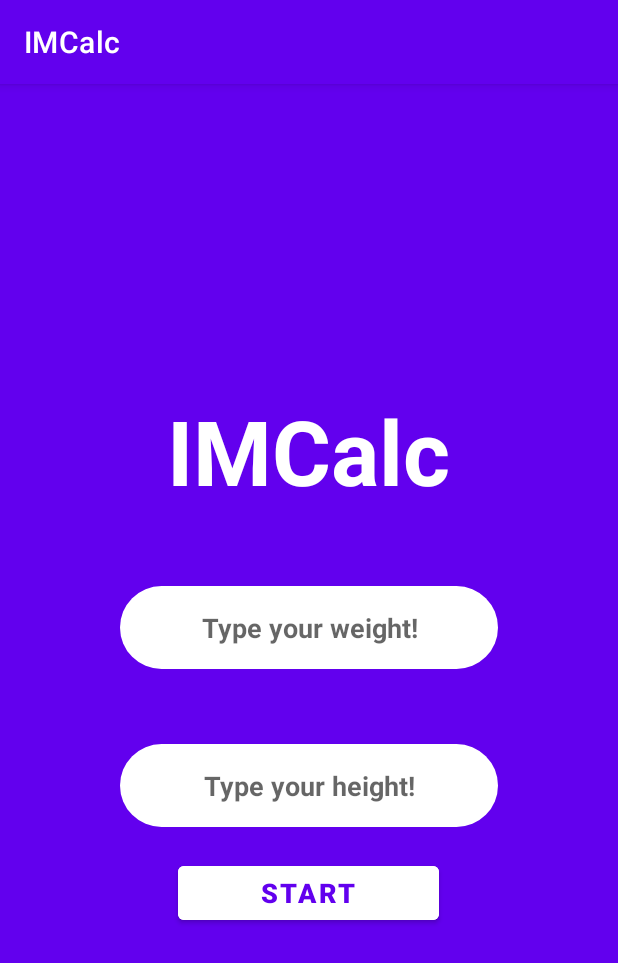
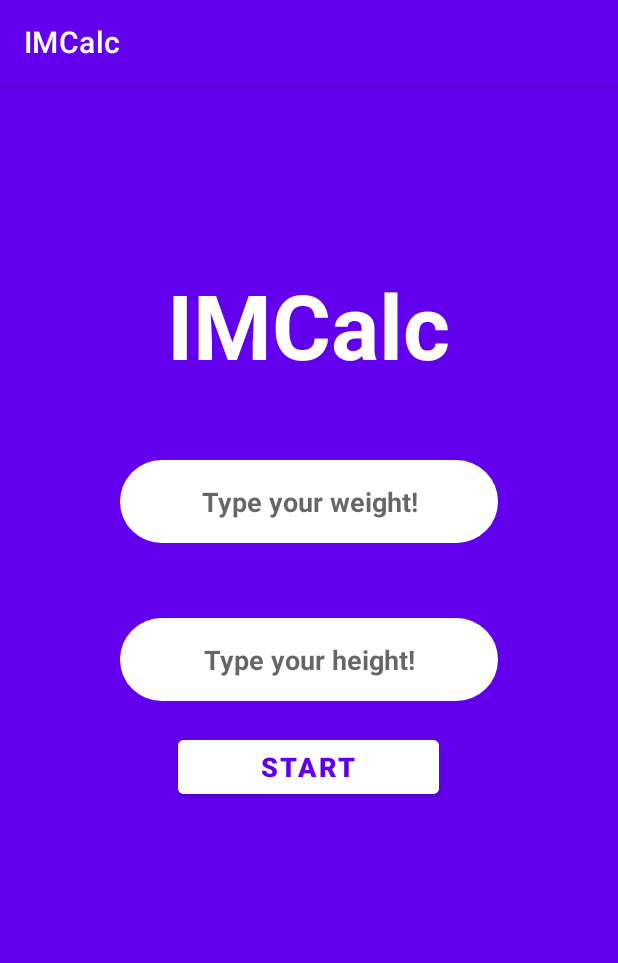
Before and after one commit to willian-brandao/IMCalc, an Android app: the screen it shows after launch (MainActivity), on a phone screen of 412 x 824 dp. Shown: the top 963 px of the screen. Run offline under Robolectric (Android 15) with nearby library versions, the phone set to English and light mode, and no system bars.

Commit message:
"was made the calculation of IMC"

```diff
--- a/app/build.gradle
+++ b/app/build.gradle
@@ -1,6 +1,7 @@
 plugins {
     id 'com.android.application'
     id 'kotlin-android'
+    id 'kotlin-android-extensions'
 }
 
 android {
--- a/app/src/main/java/com/will/imcalc/MainActivity.kt
+++ b/app/src/main/java/com/will/imcalc/MainActivity.kt
@@ -1,48 +1,42 @@
 package com.will.imcalc
 
+import android.os.Bundle
+import android.widget.Toast
 import androidx.appcompat.app.AppCompatActivity
-import android.os.Bundle
-import android.util.Log
+import androidx.core.widget.doOnTextChanged
+import androidx.core.widget.doAfterTextChanged
+import kotlinx.android.synthetic.main.main_relative.*
+
+
 
 class MainActivity : AppCompatActivity() {
 
     override fun onCreate(savedInstanceState: Bundle?) {
         super.onCreate(savedInstanceState)
-        setContentView(R.layout.activity_main)
-        Log.w( "lifecycle", "entrei no create - estou criando tela")
+        setContentView(R.layout.main_relative)
+        setListeners()
 
     }
-    override fun onStart()
-    {
-        super.onStart()
-        Log.w( "lifecycle", "entrei no Start- deixei a tela visivel")
+
+    private fun setListeners() {
+        //show object like a cloud on keyboard with numbers that's are typing
+       pesoEDT?.doAfterTextChanged { text ->
+           // Toast.makeText( this, text.toString(), Toast.LENGTH_SHORT ).show()
+        }
+        alturaEDT?.doOnTextChanged { text, _, _, _ ->
+          // titleTXT?.text = text
+        }
+        calculaBTN?.setOnClickListener {
+            calculaIMC(pesoEDT.text.toString(), alturaEDT.text.toString())
+        }
     }
 
-    override fun onResume()
-    {
-        super.onResume()
-        Log.w( "lifecycle", "entrei no Resume- agora você pode interagir com a tela")
-    }
-
-    override fun onPause()
-    {
-        super.onPause()
-        Log.w( "lifecycle", "Pause - a tela perdeu o foco")
-    }
-    override fun onStop()
-    {
-        super.onStop()
-        Log.w( "lifecycle", "Stop - a tela não está mais visivel mas ainda existe")
-    }
-
-    override fun onDestroy()
-    {
-        super.onDestroy()
-        Log.w( "lifecycle", "\nentrei no destroy - oh não! a tela foi destruida")
-    }
-    override fun onRestart()
-    {
-        super.onRestart()
-        Log.w( "lifecycle", "\nentrei no Restart - a tela está retornando o foco")
+    private fun calculaIMC(peso: String, altura: String){
+        val peso = peso.toFloatOrNull()
+        val altura = altura.toFloatOrNull()
+        if(peso != null && altura != null){
+            val imc = peso /(altura * altura)
+            resutlTXT.text= "Your IMC: %.2f".format(imc)
+        }
     }
 }
--- /dev/null
+++ b/app/src/main/res/layout/main_relative.xml
@@ -0,0 +1,70 @@
+<?xml version="1.0" encoding="utf-8"?>
+<RelativeLayout xmlns:android="http://schemas.android.com/apk/res/android"
+    android:layout_width="match_parent"
+    android:layout_height="match_parent"
+    android:background="@color/purple_500">
+
+    <TextView
+        android:id="@+id/titleTXT"
+        android:layout_width="wrap_content"
+        android:layout_height="wrap_content"
+        android:text="IMCalc"
+        android:textAllCaps="false"
+        android:textColor="@color/white"
+        android:textSize="60dp"
+        android:textStyle="bold"
+        android:layout_centerHorizontal="true"
+        android:layout_above="@id/pesoEDT" />
+
+    <EditText
+        android:id="@+id/pesoEDT"
+        android:layout_above="@id/alturaEDT"
+        style="@style/input_style"
+        android:layout_width="match_parent"
+        android:layout_height="wrap_content"
+        android:background="@drawable/radius"
+        android:hint="Type your weight!"
+        android:padding="15dp" />
+
+    <EditText
+        android:id="@+id/alturaEDT"
+        style="@style/input_style"
+        android:layout_width="match_parent"
+        android:layout_height="wrap_content"
+        android:layout_marginBottom="20dp"
+        android:hint="Type your height!"
+        android:background="@drawable/radius"
+        android:padding="15dp"
+        android:layout_centerInParent="true"/>
+
+
+    <Button
+        android:id="@+id/calculaBTN"
+        android:layout_below="@id/alturaEDT"
+        android:layout_width="174dp"
+        android:layout_height="wrap_content"
+        android:backgroundTint="@color/white"
+        android:text="Start"
+        android:textColor="@color/purple_500"
+        android:textSize="18dp"
+        android:textStyle="bold"
+        android:layout_centerHorizontal="true"/>
+
+    <TextView
+        android:id="@+id/resutlTXT"
+        android:layout_width="match_parent"
+        android:layout_height="wrap_content"
+        android:layout_above="@id/pesoEDT"
+        android:layout_below="@+id/calculaBTN"
+        android:layout_alignParentBottom="true"
+        android:layout_centerHorizontal="true"
+        android:layout_marginTop="50dp"
+        android:layout_marginBottom="50dp"
+        android:textAllCaps="false"
+        android:textColor="@color/white"
+        android:textSize="30dp"
+
+        android:textAlignment="center"
+        android:textStyle="bold" />
+
+</RelativeLayout>
```
Also changed, not shown: 47 other files.
